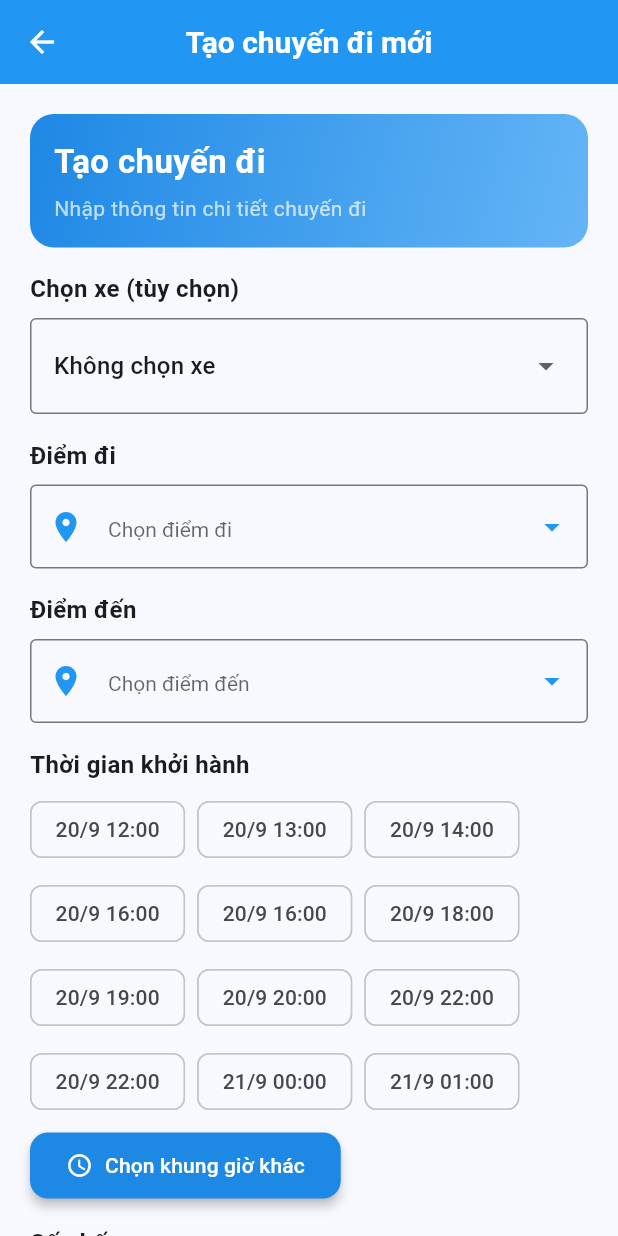
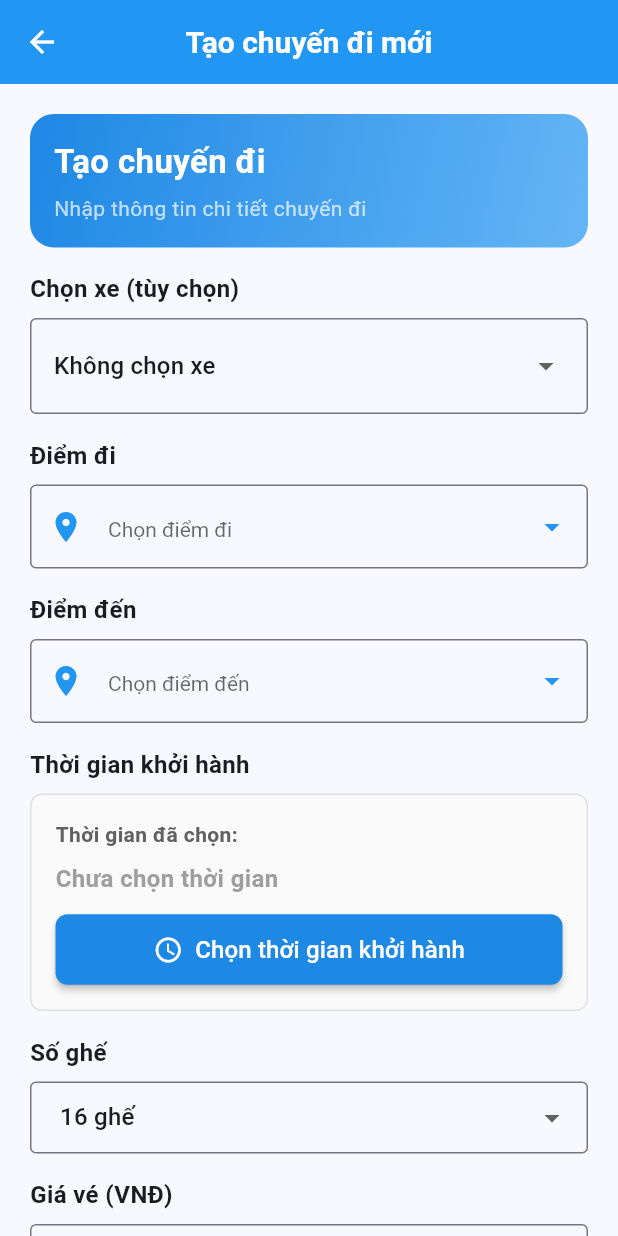
Before and after one commit to tranvantai204/GarageBookingFE, a Flutter app: the CreateTripScreen screen opened by its route, on a phone screen of 412 x 824 dp. Run offline on Flutter 3.47's test engine with Material 3 defaults, Android fonts, the phone set to English and light mode, and no system bars; our stand-ins replace device_info_plus, firebase_core, firebase_messaging, flutter_local_notifications, flutter_map, geolocator and 8 more; missing offline and left inert: agora_rtc_engine, mobile_scanner; accounts and stored records are empty; network calls fail; statements that could not run were skipped.

Commit message:
du de bao cao

```diff
--- a/lib/screens/create_trip_screen.dart
+++ b/lib/screens/create_trip_screen.dart
@@ -7,6 +7,7 @@ import '../providers/user_provider.dart';
 import 'package:shared_preferences/shared_preferences.dart';
 import 'package:image_picker/image_picker.dart';
 import '../api/vehicle_service.dart';
+import '../utils/date_utils.dart';
 
 class CreateTripScreen extends StatefulWidget {
   final bool showAppBar;
@@ -121,10 +122,24 @@ class _CreateTripScreenState extends State<CreateTripScreen> {
     super.dispose();
   }
 
+  // Hàm helper để format thời gian gửi lên server
+  String _formatDateTimeForServer(DateTime dateTime) {
+    // Gửi thời gian local với timezone offset
+    // Ví dụ: 2025-01-07T12:00:00+07:00
+    final localDateTime = DateTime(
+      dateTime.year,
+      dateTime.month,
+      dateTime.day,
+      dateTime.hour,
+      dateTime.minute,
+    );
+    return dateTime.toUtc().toIso8601String();
+  }
+
   Future<void> _selectDateTime() async {
     final DateTime? pickedDate = await showDatePicker(
       context: context,
-      initialDate: DateTime.now().add(Duration(hours: 1)),
+      initialDate: _selectedDateTime ?? DateTime.now().add(Duration(hours: 1)),
       firstDate: DateTime.now(),
       lastDate: DateTime.now().add(Duration(days: 30)),
     );
@@ -132,11 +147,14 @@ class _CreateTripScreenState extends State<CreateTripScreen> {
     if (pickedDate != null) {
       final TimeOfDay? pickedTime = await showTimePicker(
         context: context,
-        initialTime: TimeOfDay.now(),
+        initialTime: _selectedDateTime != null
+            ? TimeOfDay.fromDateTime(_selectedDateTime!)
+            : TimeOfDay.now(),
       );
 
       if (pickedTime != null) {
         setState(() {
+          // Tạo DateTime với thời gian local được chọn
           _selectedDateTime = DateTime(
             pickedDate.year,
             pickedDate.month,
@@ -144,6 +162,11 @@ class _CreateTripScreenState extends State<CreateTripScreen> {
             pickedTime.hour,
             pickedTime.minute,
           );
+
+          // Debug log
+          print('🕐 Selected time: $_selectedDateTime');
+          print('🕐 Selected time local: ${_selectedDateTime!.toLocal()}');
+          print('🕐 Selected time UTC: ${_selectedDateTime!.toUtc()}');
         });
       }
     }
@@ -250,12 +273,21 @@ class _CreateTripScreenState extends State<CreateTripScreen> {
       print('📝 Form data:');
       print('- Điểm đi: ${_diemDiController.text}');
       print('- Điểm đến: ${_diemDenController.text}');
-      print('- Thời gian: $_selectedDateTime');
+      print('- Thời gian local: $_selectedDateTime');
+      print(
+        '- Thời gian gửi server: ${_formatDateTimeForServer(_selectedDateTime!)}',
+      );
       print('- Số ghế: $_soGhe');
       print('- Loại xe: $_selectedVehicleType');
       print('- Giá vé: ${_giaVeController.text}');
       print('- Tài xế: $_selectedDriverName');
       print('- Driver ID: $_selectedDriverId');
+
+      // Debug thêm về timezone
+      print('🌍 Timezone debug:');
+      print('- Local timezone offset: ${DateTime.now().timeZoneOffset}');
+      print('- Selected time in UTC: ${_selectedDateTime!.toUtc()}');
+      print('- Selected time in local: ${_selectedDateTime!.toLocal()}');
       final prefs = await SharedPreferences.getInstance();
       final token = prefs.getString('token');
 
@@ -272,7 +304,7 @@ class _CreateTripScreenState extends State<CreateTripScreen> {
         body: jsonEncode({
           'diemDi': _diemDiController.text.trim(),
           'diemDen': _diemDenController.text.trim(),
-          'thoiGianKhoiHanh': _selectedDateTime!.toIso8601String(),
+          'thoiGianKhoiHanh': _formatDateTimeForServer(_selectedDateTime!),
           'soGhe': _soGhe,
           'loaiXe': _selectedVehicleType,
           'giaVe': int.parse(_giaVeController.text),
@@ -286,6 +318,26 @@ class _CreateTripScreenState extends State<CreateTripScreen> {
       );
 
       if (response.statusCode == 201) {
+        // Debug response data
+        final responseData = jsonDecode(response.body);
+        print('✅ Tạo chuyến thành công!');
+        print('📋 Response data: $responseData');
+
+        if (responseData['trip'] != null) {
+          print('📋 Trip data from server:');
+          print(
+            '- Server thoiGianKhoiHanh: ${responseData['trip']['thoiGianKhoiHanh']}',
+          );
+          if (responseData['trip']['thoiGianKhoiHanh'] != null) {
+            final serverTime = DateTime.parse(
+              responseData['trip']['thoiGianKhoiHanh'],
+            );
+            print('- Server time parsed: $serverTime');
+            print('- Server time local: ${serverTime.toLocal()}');
+            print('- Server time UTC: ${serverTime.toUtc()}');
+          }
+        }
+
         if (mounted) {
           ScaffoldMessenger.of(context).showSnackBar(
             const SnackBar(
@@ -805,55 +857,61 @@ class _CreateTripScreenState extends State<CreateTripScreen> {
   }
 
   Widget _buildTimePicker() {
-    // preset every 2h and 3h within next 7 days
-    final now = DateTime.now();
-    final List<DateTime> presets = [];
-    for (int d = 0; d < 7; d++) {
-      final day = DateTime(now.year, now.month, now.day).add(Duration(days: d));
-      for (int h = 0; h < 24; h += 2) {
-        final t = DateTime(day.year, day.month, day.day, h);
-        if (t.isAfter(now)) presets.add(t);
-      }
-      for (int h = 1; h < 24; h += 3) {
-        final t = DateTime(day.year, day.month, day.day, h);
-        if (t.isAfter(now)) presets.add(t);
-      }
-    }
-    presets.sort();
-
-    return Column(
+    return Container(
+      width: double.infinity,
+      padding: const EdgeInsets.all(16),
+      decoration: BoxDecoration(
+        border: Border.all(color: Colors.grey.shade300),
+        borderRadius: BorderRadius.circular(8),
+        color: Colors.grey.shade50,
+      ),
+      child: Column(
         crossAxisAlignment: CrossAxisAlignment.start,
         children: [
-        Wrap(
-          spacing: 8,
-          runSpacing: 8,
-          children: presets.take(12).map((dt) {
-            final label =
-                '${dt.day}/${dt.month} ${dt.hour.toString().padLeft(2, '0')}:00';
-            final bool selected =
-                _selectedDateTime != null &&
-                dt.year == _selectedDateTime!.year &&
-                dt.month == _selectedDateTime!.month &&
-                dt.day == _selectedDateTime!.day &&
-                dt.hour == _selectedDateTime!.hour;
-            return ChoiceChip(
-              label: Text(label),
-              selected: selected,
-              onSelected: (_) => setState(() => _selectedDateTime = dt),
-            );
-          }).toList(),
+          Text(
+            'Thời gian đã chọn:',
+            style: TextStyle(
+              fontSize: 14,
+              fontWeight: FontWeight.w600,
+              color: Colors.grey.shade700,
+            ),
           ),
           const SizedBox(height: 8),
-        ElevatedButton.icon(
+          Text(
+            _selectedDateTime == null
+                ? 'Chưa chọn thời gian'
+                : AppDateUtils.formatVietnameseDateTime(_selectedDateTime!),
+            style: TextStyle(
+              fontSize: 16,
+              fontWeight: FontWeight.bold,
+              color: _selectedDateTime == null
+                  ? Colors.grey.shade500
+                  : Colors.black87,
+            ),
+          ),
+          const SizedBox(height: 12),
+          SizedBox(
+            width: double.infinity,
+            child: ElevatedButton.icon(
               onPressed: _selectDateTime,
-          icon: const Icon(Icons.access_time),
-          label: Text(
-            _selectedDateTime == null
-                ? 'Chọn khung giờ khác'
-                : 'Đã chọn: ${_selectedDateTime!.day}/${_selectedDateTime!.month}/${_selectedDateTime!.year} - ${_selectedDateTime!.hour.toString().padLeft(2, '0')}:${_selectedDateTime!.minute.toString().padLeft(2, '0')}',
+              icon: const Icon(Icons.access_time, size: 20),
+              label: const Text(
+                'Chọn thời gian khởi hành',
+                style: TextStyle(fontSize: 16),
+              ),
+              style: ElevatedButton.styleFrom(
+                backgroundColor: const Color(0xFF1E88E5),
+                foregroundColor: Colors.white,
+                padding: const EdgeInsets.symmetric(vertical: 12),
+                shape: RoundedRectangleBorder(
+                  borderRadius: BorderRadius.circular(8),
+                ),
+                elevation: 2,
+              ),
             ),
           ),
         ],
+      ),
     );
   }
 
--- a/lib/screens/driver_dashboard_screen.dart
+++ b/lib/screens/driver_dashboard_screen.dart
@@ -6,6 +6,7 @@ import '../providers/booking_provider.dart';
 import '../models/trip.dart';
 import 'driver_trips_screen.dart';
 import 'qr_scanner_screen.dart';
+import '../utils/date_utils.dart';
 
 class DriverDashboardScreen extends StatefulWidget {
   const DriverDashboardScreen({super.key});
@@ -547,8 +548,8 @@ class _DriverDashboardScreenState extends State<DriverDashboardScreen> {
   }
 
   String _formatTime(String dateTimeString) {
-    final dateTime = DateTime.parse(dateTimeString);
-    return '${dateTime.hour.toString().padLeft(2, '0')}:${dateTime.minute.toString().padLeft(2, '0')}';
+    final dateTime = AppDateUtils.safeParseDate(dateTimeString);
+    return AppDateUtils.formatVietnameseTime(dateTime);
   }
 
   void _navigateToQRScanner() {
--- a/lib/screens/trip_list_screen.dart
+++ b/lib/screens/trip_list_screen.dart
@@ -6,7 +6,7 @@ import '../widgets/trip_card.dart';
 import '../models/trip.dart';
 import 'create_trip_screen.dart';
 import 'package:shared_preferences/shared_preferences.dart';
-import 'package:intl/intl.dart';
+import '../utils/date_utils.dart';
 
 class TripListScreen extends StatefulWidget {
   final bool showAppBar;
@@ -482,7 +482,7 @@ class _TripListScreenState extends State<TripListScreen> {
               label: Text(
                 (_fromDate == null || _toDate == null)
                     ? 'Khoảng ngày'
-                    : '${DateFormat('dd/MM').format(_fromDate!)} - ${DateFormat('dd/MM').format(_toDate!)}',
+                    : '${AppDateUtils.formatVietnameseDate(_fromDate!)} - ${AppDateUtils.formatVietnameseDate(_toDate!)}',
               ),
               onPressed: _pickDateRange,
               onDeleted: (_fromDate != null || _toDate != null)
```
Also changed, not shown: lib/models/booking.dart (+12 -8 lines), lib/models/trip.dart (+8 -13 lines), lib/screens/admin_bookings_screen.dart (+9 -9 lines), lib/screens/admin_trips_screen.dart (+7 -7 lines), lib/screens/booking_history_screen.dart (+5 -2 lines), lib/screens/driver_trips_screen.dart (+4 -5 lines), lib/utils/date_utils.dart (added, +36 -0 lines), 2 other files. Lines whose indentation alone changed are shown as unchanged.
